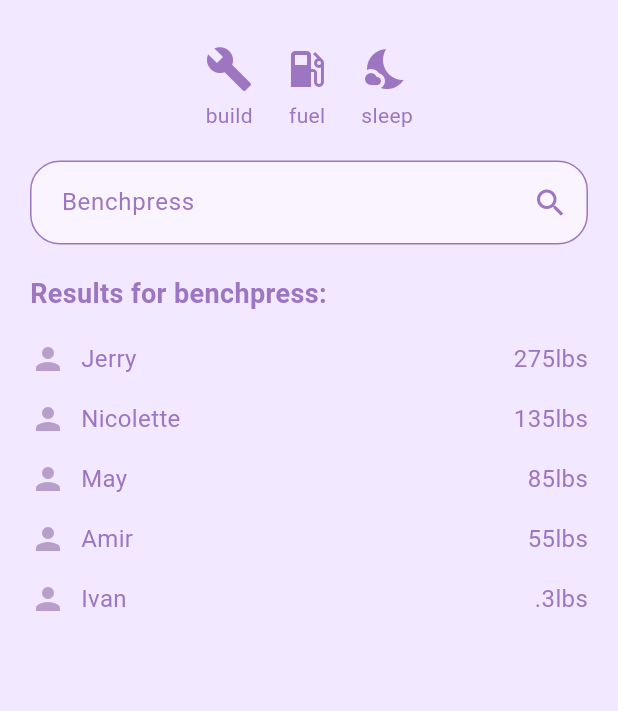
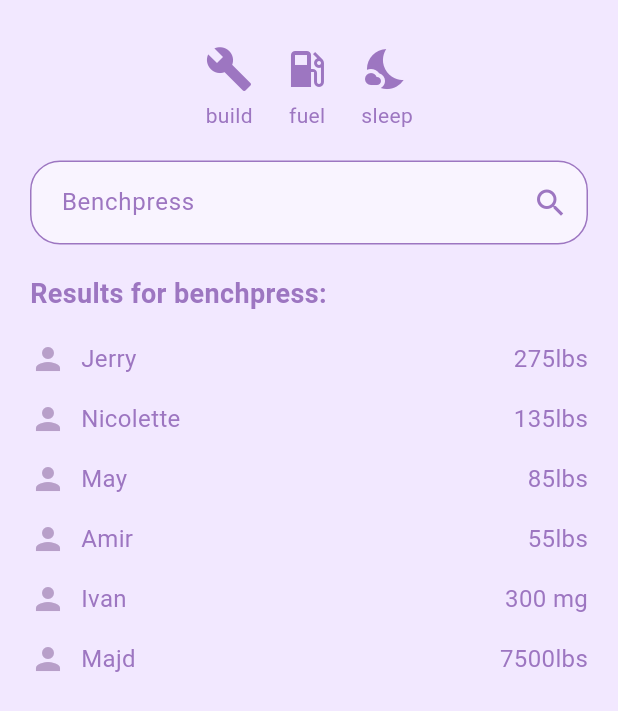
Before and after one commit to maynguyen26/lipht, a Flutter app: the FriendsScreen screen opened directly, on a phone screen of 412 x 824 dp. Shown: the top 711 px of the screen. Run offline on Flutter 3.47's test engine with Material 3 defaults, Android fonts, the phone set to English and light mode, and no system bars; our stand-ins replace cloud_firestore, connectivity_plus, firebase_auth, firebase_core, fl_chart, google_sign_in and 1 more; accounts and stored records are empty.

Commit message:
Edit friends_screen.dart

```diff
--- a/lib/features/friends/screens/friends_screen.dart
+++ b/lib/features/friends/screens/friends_screen.dart
@@ -68,7 +68,8 @@ class FriendsScreen extends StatelessWidget {
                   _buildUserRow("Nicolette", "135lbs"),
                   _buildUserRow("May", "85lbs"),
                   _buildUserRow("Amir", "55lbs"),
-                  _buildUserRow("Ivan", ".3lbs"),
+                  _buildUserRow("Ivan", "300 mg"),
+                  _buildUserRow("Majd", "7500lbs")
                 ],
               ),
             ),
```
